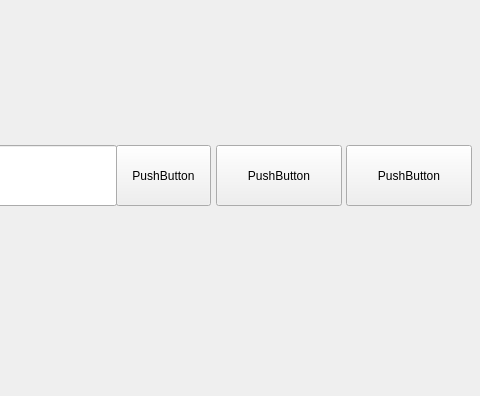
First picture: the form in ToDos/mainwindow.ui, repository NekitD/sibsutis_09.03.01_IP_3_course_Visual_Programming_Course_Project, before the edit; both pictures show x 544 to 1024 and y 0 to 396 of the 1024 by 650 pixel window.
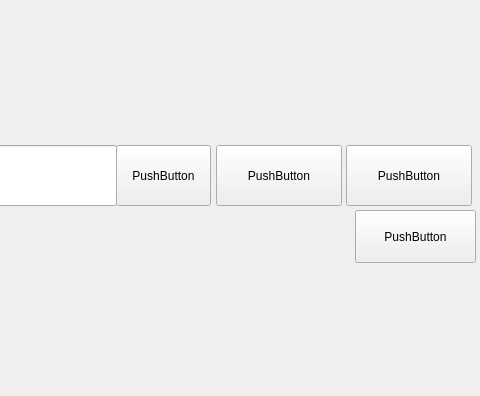
Second picture: the form after the edit.

Commit message: Main Window Skeleton

Patch:
```diff
--- a/ToDos/mainwindow.ui
+++ b/ToDos/mainwindow.ui
@@ -116,6 +116,19 @@
       <height>53</height>
      </rect>
     </property>
+    <widget class="QPushButton" name="addFolderButton">
+     <property name="geometry">
+      <rect>
+       <x>730</x>
+       <y>0</y>
+       <width>121</width>
+       <height>53</height>
+      </rect>
+     </property>
+     <property name="text">
+      <string>PushButton</string>
+     </property>
+    </widget>
    </widget>
    <widget class="QLineEdit" name="searchString">
     <property name="geometry">
```
The commit also changes 6 other files.
